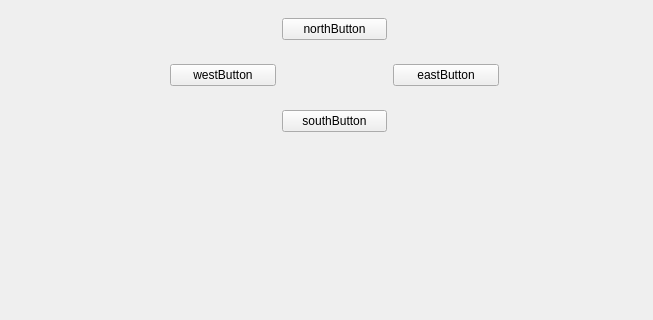
Before: the Qt Designer form mainwindow.ui in AndrewJaffray/JaffZork, drawn with Qt 5; both pictures show x 0 to 653 and y 280 to 600 of the 800 by 600 pixel window.
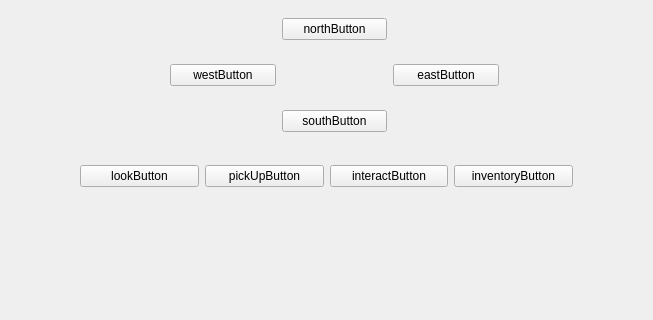
After: the same form once the commit is applied.

Commit message: added look, pick up, interact, inventory button

What changed in the file:
```diff
--- a/mainwindow.ui
+++ b/mainwindow.ui
@@ -64,6 +64,46 @@
      </rect>
     </property>
    </widget>
+   <widget class="QWidget" name="horizontalLayoutWidget">
+    <property name="geometry">
+     <rect>
+      <x>80</x>
+      <y>440</y>
+      <width>493</width>
+      <height>32</height>
+     </rect>
+    </property>
+    <layout class="QHBoxLayout" name="horizontalLayout">
+     <item>
+      <widget class="QPushButton" name="lookButton">
+       <property name="text">
+        <string>lookButton</string>
+       </property>
+      </widget>
+     </item>
+     <item>
+      <widget class="QPushButton" name="pickUpButton">
+       <property name="text">
+        <string>pickUpButton</string>
+       </property>
+      </widget>
+     </item>
+     <item>
+      <widget class="QPushButton" name="interactButton">
+       <property name="text">
+        <string>interactButton</string>
+       </property>
+      </widget>
+     </item>
+     <item>
+      <widget class="QPushButton" name="inventoryButton">
+       <property name="text">
+        <string>inventoryButton</string>
+       </property>
+      </widget>
+     </item>
+    </layout>
+   </widget>
   </widget>
   <widget class="QMenuBar" name="menubar">
    <property name="geometry">
```
The commit also changes 8 other files.
